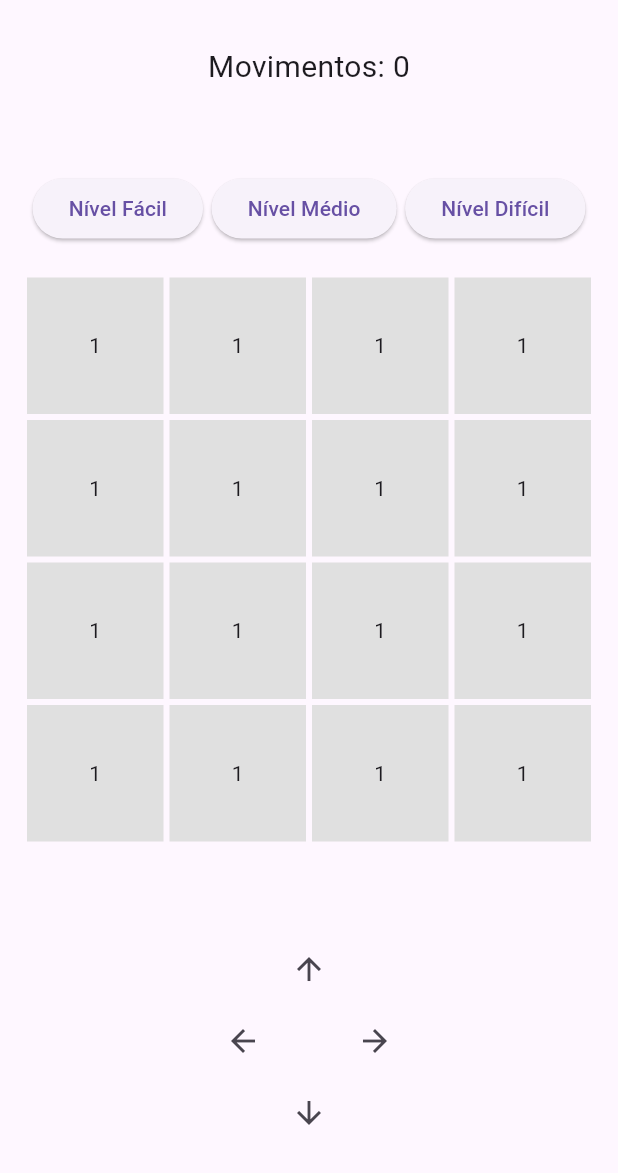
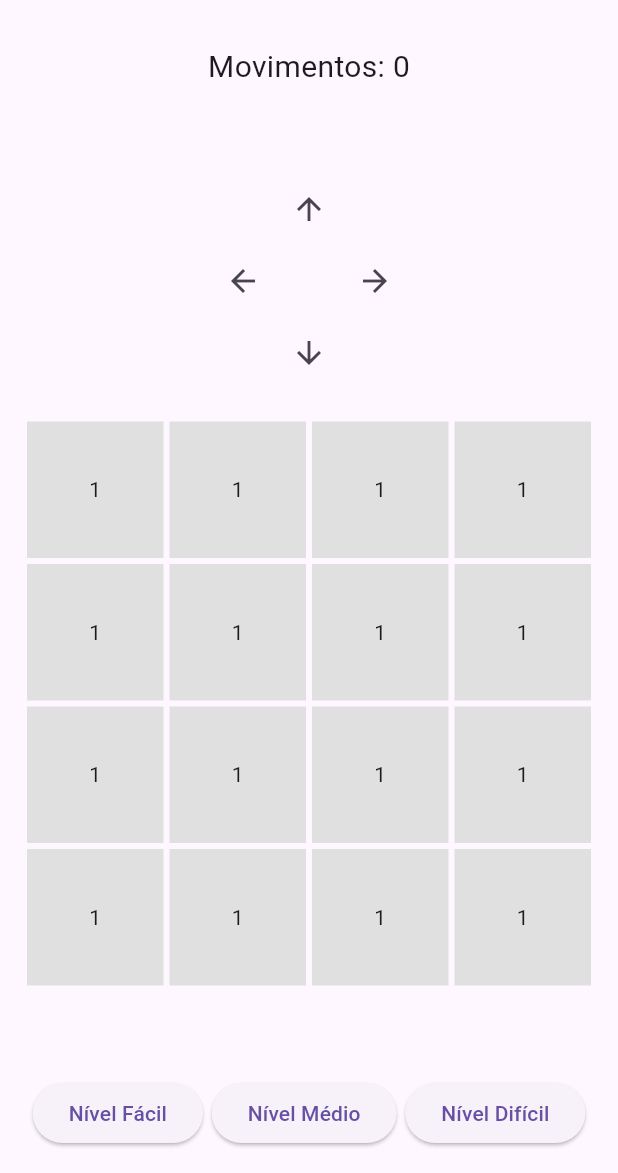
Before and after one commit to Kaua-nolasco/ProjetoFlutetter2048, a Flutter app: the screen it shows after launch, on a phone screen of 412 x 824 dp, the part 63-1236 px from its top. Run offline on Flutter 3.47's test engine with Material 3 defaults, Android fonts, the phone set to English and light mode, and no system bars.

Commit message:
Add files via upload
Arquivo modificado dia 02/06/2025, com os itens gráficos necessários para a atividade

```diff
--- a/lib/main.dart
+++ b/lib/main.dart
@@ -44,6 +44,15 @@ class _Jogo2048HomePageState extends State<Jogo2048HomePage> {
             const SizedBox(height: 10),
             Text(status, style: const TextStyle(fontSize: 18, fontWeight: FontWeight.bold)),
             const SizedBox(height: 20),
+
+            // Controles de movimentação AGORA ficam antes da grade
+            _buildControles(),
+            const SizedBox(height: 20),
+
+            _buildGrid(),
+            const SizedBox(height: 20),
+
+            // Botões de nível AGORA ficam após a grade
             Row(
               mainAxisAlignment: MainAxisAlignment.spaceEvenly,
               children: [
@@ -52,10 +61,6 @@ class _Jogo2048HomePageState extends State<Jogo2048HomePage> {
                 ElevatedButton(onPressed: () => _mudarNivel(6), child: const Text('Nível Difícil')),
               ],
             ),
-            const SizedBox(height: 20),
-            _buildGrid(),
-            const SizedBox(height: 20),
-            _buildControles(),
           ],
         ),
       ),
@@ -73,7 +78,7 @@ class _Jogo2048HomePageState extends State<Jogo2048HomePage> {
           return Container(
             margin: const EdgeInsets.all(2),
             color: Colors.grey[300],
-            child: const Center(child: Text('1')), // apenas exemplo, pode ser dinâmico
+            child: const Center(child: Text('1')), // Exemplo, substituir por lógica real
           );
         },
       ),
```
